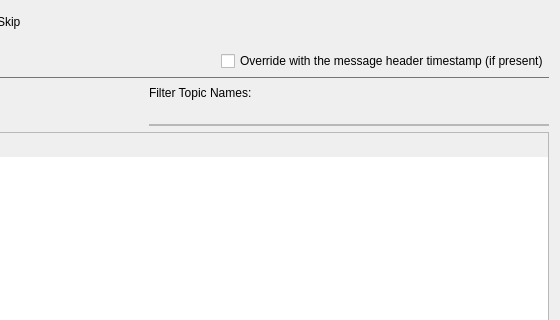
Before: the Qt Designer form data_load_mcap/dialog_mcap.ui in PlotJuggler/pj-official-plugins, drawn with Qt 5; both pictures show x 329 to 889 and y 0 to 320 of the 889 by 732 pixel window.
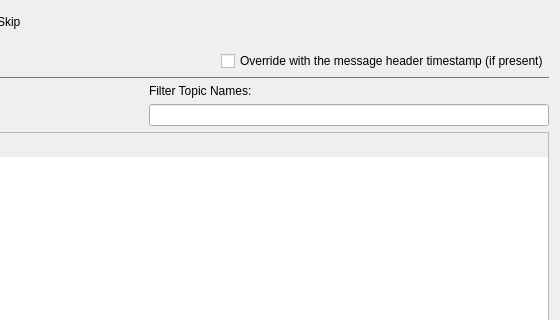
After: the same form once the commit is applied.

Commit message:
style(dialogs): opt filter fields into the common filterField style
Uniformize the topic-filter look across all plugin dialogs by opting
each filter QLineEdit into the shared filterField="true" style defined
in the app stylesheet, instead of per-dialog inline stylesheets.

Add the dynamic property filterField="true" to the filter field of
MCAP, ROS2, MQTT, webrtc, pj_bridge, foxglove and Transform Editor.
The shared rule renders a flat underlined search box (muted bottom
border → highlight on focus) consistently across the fleet.

The app-side rule ships with PlotJuggler/PJ4 (twin PR).

```diff
--- a/data_load_mcap/dialog_mcap.ui
+++ b/data_load_mcap/dialog_mcap.ui
@@ -234,17 +234,7 @@
            <height>16777215</height>
           </size>
          </property>
-         <property name="styleSheet">
-          <string notr="true">QLineEdit#lineEditFilter {
-  background-color: transparent;
-  border: 0px;
-  border-radius: 0px;
-  border-bottom: 2px solid palette(mid);
-}
-QLineEdit#lineEditFilter:focus {
-  border-bottom: 2px solid palette(highlight);
-}</string>
-         </property>
+         <property name="filterField" stdset="0"><bool>true</bool></property>
          <property name="clearButtonEnabled">
           <bool>true</bool>
          </property>
```
The commit also changes 6 other files.
